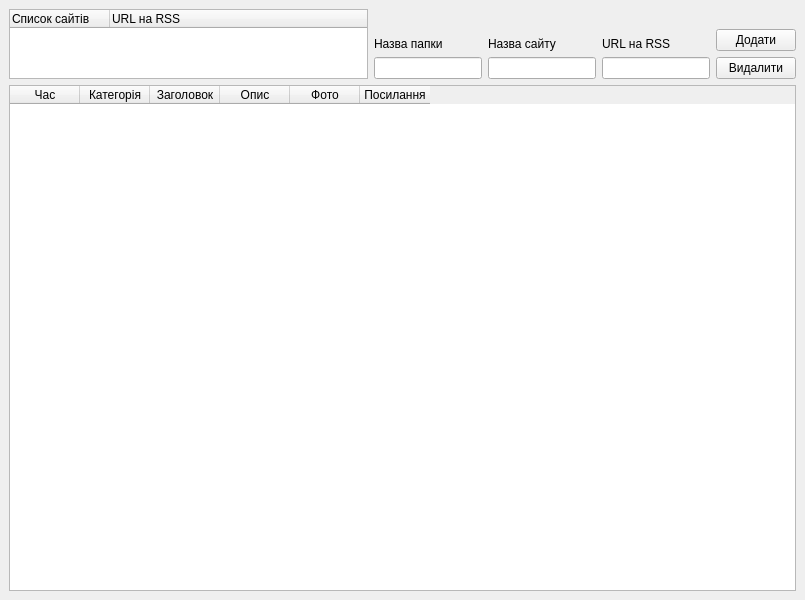
First picture: the form in mainwindow.ui, repository Levanori/RSS-feed-reader, before the edit.
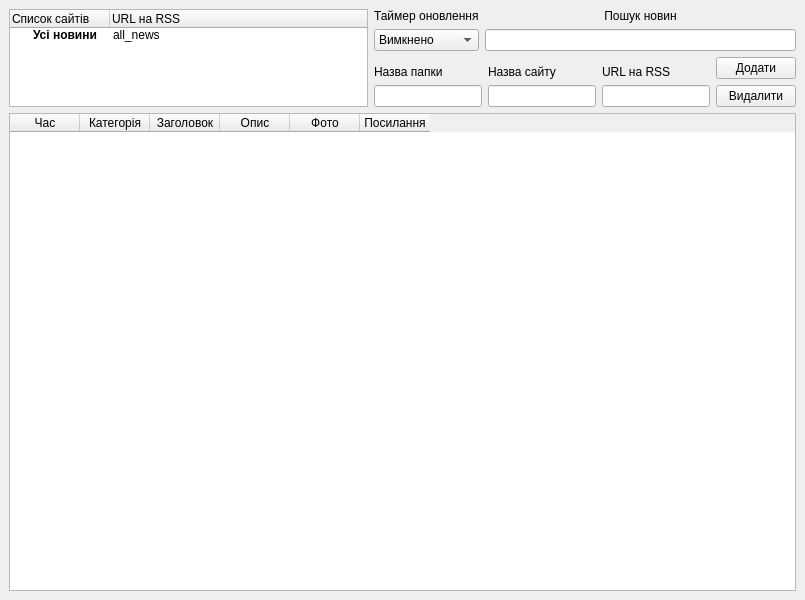
Second picture: the form after the edit.

Commit message: Added update timer with user-selectable time for individual sections.Also added viewing all news

```diff
--- a/mainwindow.ui
+++ b/mainwindow.ui
@@ -14,9 +14,9 @@
    <string>MainWindow</string>
   </property>
   <widget class="QWidget" name="centralwidget">
-   <layout class="QVBoxLayout" name="verticalLayout_5" stretch="1,9">
+   <layout class="QVBoxLayout" name="verticalLayout_8" stretch="1,9">
     <item>
-     <layout class="QHBoxLayout" name="horizontalLayout_3">
+     <layout class="QHBoxLayout" name="horizontalLayout_4">
       <item>
        <widget class="QTreeWidget" name="treeWidgetOfRSS">
         <property name="columnCount">
@@ -32,7 +32,84 @@
           <string>URL на RSS</string>
          </property>
         </column>
+        <item>
+         <property name="text">
+          <string>Усі новини</string>
+         </property>
+         <property name="font">
+          <font>
+           <bold>true</bold>
+           <underline>false</underline>
+          </font>
+         </property>
+         <property name="text">
+          <string>all_news</string>
+         </property>
+        </item>
        </widget>
+      </item>
+      <item>
+       <layout class="QVBoxLayout" name="verticalLayout_7">
+        <item>
+         <layout class="QHBoxLayout" name="horizontalLayout_3">
+          <item>
+           <layout class="QVBoxLayout" name="verticalLayout_5">
+            <item>
+             <widget class="QLabel" name="label_4">
+              <property name="text">
+               <string>Таймер оновлення</string>
+              </property>
+             </widget>
+            </item>
+            <item>
+             <widget class="QComboBox" name="boxForTimer">
+              <item>
+               <property name="text">
+                <string>Вимкнено</string>
+               </property>
+              </item>
+              <item>
+               <property name="text">
+                <string>1 хвилина</string>
+               </property>
+              </item>
+              <item>
+               <property name="text">
+                <string>5 хвилин</string>
+               </property>
+              </item>
+              <item>
+               <property name="text">
+                <string>15 хвилин</string>
+               </property>
+              </item>
+              <item>
+               <property name="text">
+                <string>30 хвилин</string>
+               </property>
+              </item>
+             </widget>
+            </item>
+           </layout>
+          </item>
+          <item>
+           <layout class="QVBoxLayout" name="verticalLayout_6">
+            <item>
+             <widget class="QLabel" name="label_5">
+              <property name="text">
+               <string>Пошук новин</string>
+              </property>
+              <property name="alignment">
+               <set>Qt::AlignmentFlag::AlignCenter</set>
+              </property>
+             </widget>
+            </item>
+            <item>
+             <widget class="QLineEdit" name="lineEditFolder_2"/>
+            </item>
+           </layout>
+          </item>
+         </layout>
       </item>
       <item>
        <layout class="QHBoxLayout" name="horizontalLayout_2">
@@ -152,6 +229,8 @@
              <string>Видалити</string>
             </property>
            </widget>
+            </item>
+           </layout>
           </item>
          </layout>
         </item>
```
Lines whose indentation alone changed are shown as unchanged. The commit also changes 4 other files.
